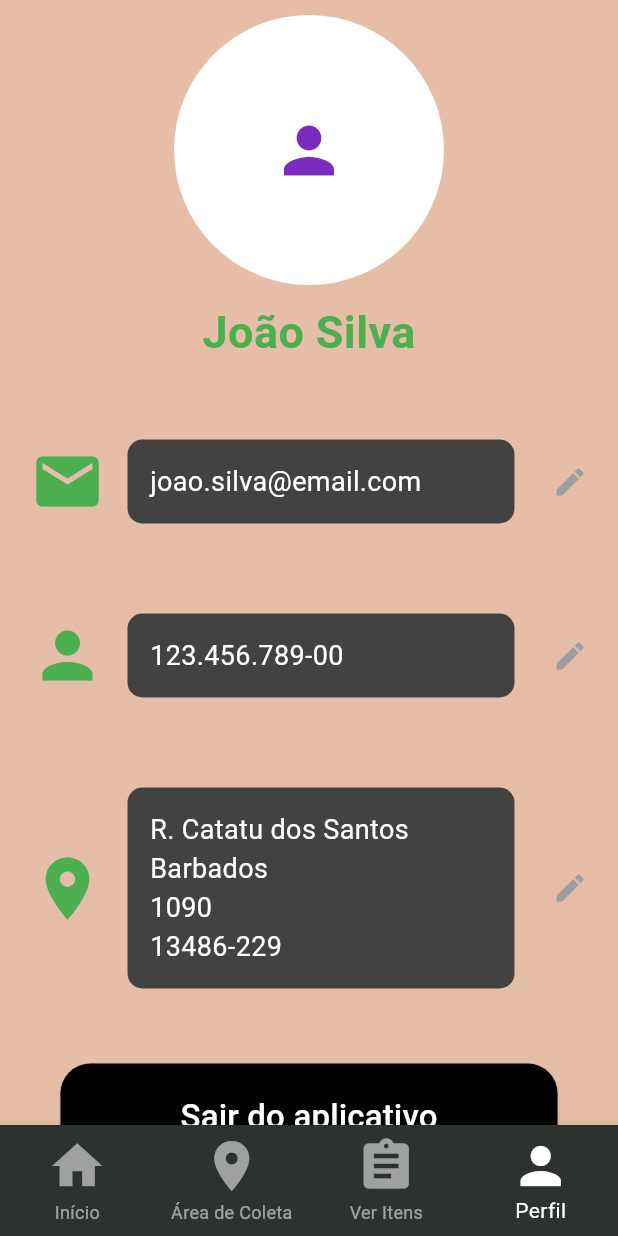
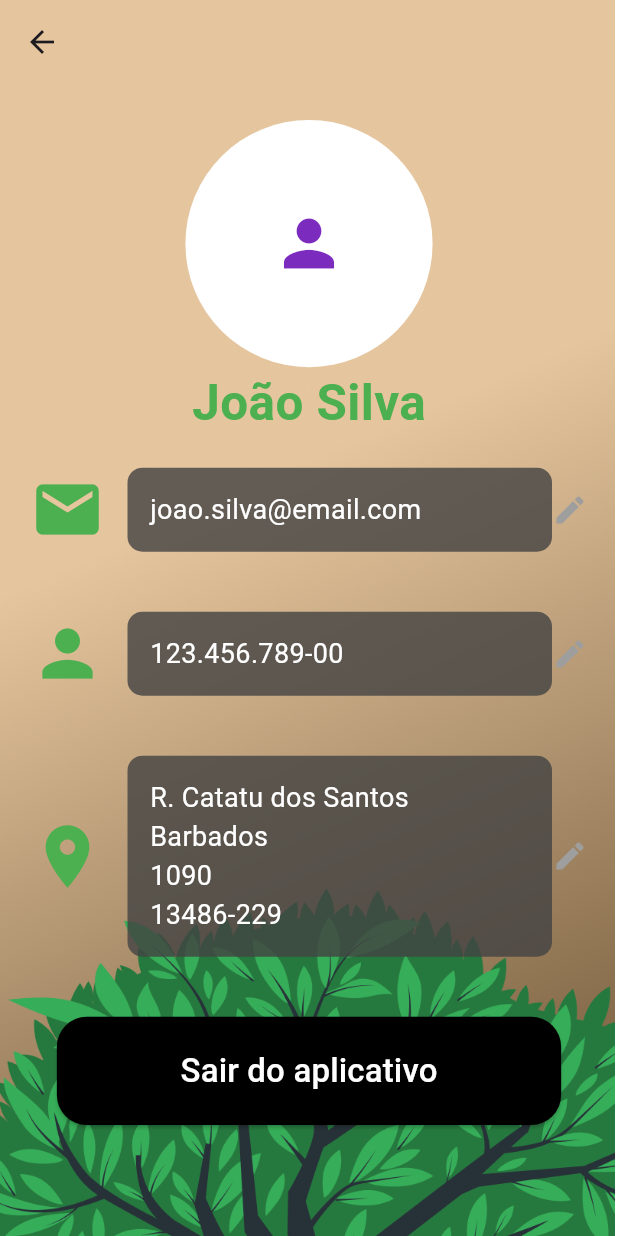
Before and after one commit to Epic-s-Projects/Recolhe.ai, a Flutter app: the screen it shows after launch, item 4 of the bottom bar chosen, on a phone screen of 412 x 824 dp. Run offline on Flutter 3.47's test engine with Material 3 defaults, Android fonts, the phone set to English and light mode, and no system bars; our stand-ins replace cached_network_image, cloud_firestore, firebase_auth, firebase_core, quickalert; accounts and stored records are empty.

Commit message:
arrumando layout da screen de perfil do coletor

```diff
--- a/administrador/lib/area_coleta_page.dart
+++ b/administrador/lib/area_coleta_page.dart
@@ -17,8 +17,15 @@ class _AreaColetaPageState extends State<AreaColetaPage> {
     HomeAdmPage(),
     AreaColetaPage(),
     HomeColetaPage(),
-    ProfileScreen(),
+    ProfileScreen(
+      name: "João Silva",
+      cpf: "123.456.789-00",
+      email: "joao.silva@email.com",
+      imagem: "", // Substitua por uma URL válida ou deixe vazio.
+    ),
   ];
+
+
 
   void _onItemTapped(int index) {
     if (index != _selectedIndex) {
--- a/administrador/lib/home_adm_page.dart
+++ b/administrador/lib/home_adm_page.dart
@@ -12,11 +12,18 @@ class _HomeAdmPageState extends State<HomeAdmPage> {
   int _selectedIndex = 0;
 
   final List<Widget> _pages = [
-    HomeAdmPage(), // Página inicial
-    AreaColetaPage(), // Página de Área de Coleta
-    HomeColetaPage(), // Página "Ver Itens"
-    ProfileScreen(), // Página de Perfil
+    HomeAdmPage(),
+    AreaColetaPage(),
+    HomeColetaPage(),
+    ProfileScreen(
+      name: "João Silva",
+      cpf: "123.456.789-00",
+      email: "joao.silva@email.com",
+      imagem: "", // Substitua por uma URL válida ou deixe vazio.
+    ),
   ];
+
+
 
   void _onItemTapped(int index) {
     if (index != _selectedIndex) {
--- a/administrador/lib/home_coleta_page.dart
+++ b/administrador/lib/home_coleta_page.dart
@@ -13,11 +13,18 @@ class _HomeColetaPageState extends State<HomeColetaPage> {
   bool showProductInfo = false; // Controle do estado do card.
 
   final List<Widget> _pages = [
-    HomeAdmPage(), // Página inicial
-    AreaColetaPage(), // Página de Área de Coleta
-    HomeColetaPage(), // Página atual
-    ProfileScreen(), // Página de Perfil
+    HomeAdmPage(),
+    AreaColetaPage(),
+    HomeColetaPage(),
+    ProfileScreen(
+      name: "João Silva",
+      cpf: "123.456.789-00",
+      email: "joao.silva@email.com",
+      imagem: "", // Substitua por uma URL válida ou deixe vazio.
+    ),
   ];
+
+
 
   void _onItemTapped(int index) {
     if (index != _selectedIndex) {
--- a/administrador/lib/profile_adm_page.dart
+++ b/administrador/lib/profile_adm_page.dart
@@ -1,131 +1,123 @@
 import 'package:flutter/material.dart';
-import 'home_coleta_page.dart';
-import 'area_coleta_page.dart';
-import 'home_adm_page.dart';
 
 class ProfileScreen extends StatefulWidget {
-  const ProfileScreen({super.key});
+  final String name;
+  final String cpf;
+  final String email;
+  final String imagem;
+
+  const ProfileScreen({
+    super.key,
+    required this.name,
+    required this.cpf,
+    required this.email,
+    this.imagem = "", // Define um valor padrão para imagem.
+  });
 
   @override
   State<ProfileScreen> createState() => _ProfileScreenState();
 }
 
 class _ProfileScreenState extends State<ProfileScreen> {
-  int _selectedIndex = 3; // Índice inicial para a aba "Perfil"
-
-  final List<Widget> _pages = [
-    HomeAdmPage(), // Página inicial
-    AreaColetaPage(), // Página de Área de Coleta
-    HomeColetaPage(), // Página "Ver Itens"
-    ProfileScreen(), // Página de Perfil
-  ];
-
-  void _onItemTapped(int index) {
-    if (index != _selectedIndex) {
-      Navigator.push(
-        context,
-        MaterialPageRoute(builder: (context) => _pages[index]),
-      ).then((_) {
-        setState(() {
-          _selectedIndex = index;
-        });
-      });
-    }
-  }
-
   @override
   Widget build(BuildContext context) {
+    // Obter as dimensões da tela
+    double screenWidth = MediaQuery.of(context).size.width;
+    double screenHeight = MediaQuery.of(context).size.height;
+
     return Scaffold(
-      body: SingleChildScrollView(
+      appBar: AppBar(
+        backgroundColor: Colors.transparent,
+        elevation: 0, // Remove a sombra do AppBar
+      ),
+      extendBodyBehindAppBar: true, // Faz o AppBar sobrepor o conteúdo
+      body: Container(
+        width: double.infinity,
+        height: double.infinity,
+        decoration: const BoxDecoration(
+          image: DecorationImage(
+            image: AssetImage('assets/fundoHome.png'), // Caminho da imagem
+            fit: BoxFit.cover, // Faz a imagem ocupar toda a tela
+          ),
+        ),
+        child: SingleChildScrollView(
           child: Column(
             children: [
-            Container(
-              decoration: const BoxDecoration(
-                color: Color(0xFFE6BEA8), // Background da página principal
+              const SizedBox(height: 80), // Espaço para o AppBar
+              // Avatar e Nome
+              CircleAvatar(
+                radius: screenWidth * 0.2, // Tamanho do avatar responsivo
+                backgroundColor: Colors.white,
+                child: widget.imagem.isNotEmpty
+                    ? ClipOval(
+                  child: Image.asset(
+                    widget.imagem,
+                    fit: BoxFit.cover,
+                    width: screenWidth * 0.4, // Responsivo
+                    height: screenWidth * 0.4, // Responsivo
                   ),
-              child: Column(
-                children: [
-                  const SizedBox(height: 10),
-                  CircleAvatar(
-                    radius: 90,
-                    backgroundColor: Colors.white,
-                    child: const Icon(Icons.person,
-                        size: 50, color: Color(0xFF7B2CBF)),
+                )
+                    : const Icon(
+                  Icons.person,
+                  size: 50,
+                  color: Color(0xFF7B2CBF),
                 ),
-                  const SizedBox(height: 10),
-                  const Text(
-                    "João Silva",
+              ),
+              Text(
+                widget.name,
                 style: TextStyle(
-                      fontSize: 30,
+                  fontSize: screenWidth * 0.08, // Responsivo
                   fontWeight: FontWeight.bold,
                   color: Colors.green,
                 ),
               ),
-                  const SizedBox(height: 20),
-                  infoTile(Icons.email, "joao.silva@email.com"),
-                  infoTile(Icons.person, "123.456.789-00"),
-                  infoTile(Icons.location_on,
-                      'R. Catatu dos Santos\nBarbados\n1090\n13486-229'),
-                  const SizedBox(height: 20),
+              // Informações com ícones
+              infoTile(Icons.email, widget.email),
+              infoTile(Icons.person, widget.cpf),
+              infoTile(
+                Icons.location_on,
+                'R. Catatu dos Santos\nBarbados\n1090\n13486-229',
+              ),
+              const SizedBox(height: 20), // Espaçamento antes do botão
               ElevatedButton(
                 onPressed: () {
+                  ScaffoldMessenger.of(context).showSnackBar(
+                    const SnackBar(content: Text('Desconectado com sucesso!')),
+                  );
                   Navigator.pushNamedAndRemoveUntil(
-                          context, '/login', (route) => false);
+                    context,
+                    '/login',
+                        (route) => false, // Redireciona para a página de login.
+                  );
                 },
                 style: ElevatedButton.styleFrom(
                   backgroundColor: Colors.black,
                   shape: RoundedRectangleBorder(
                     borderRadius: BorderRadius.circular(20),
                   ),
-                      padding: const EdgeInsets.symmetric(
-                          horizontal: 80, vertical: 20),
+                  padding: EdgeInsets.symmetric(
+                    horizontal: screenWidth * 0.2, // Responsivo
+                    vertical: screenHeight * 0.025, // Responsivo
+                  ),
                 ),
                 child: const Text(
                   'Sair do aplicativo',
                   style: TextStyle(
                     color: Colors.white,
-                        fontSize: 22,
+                    fontSize: 22, // Alteração do tamanho da fonte
                   ),
                 ),
               ),
             ],
           ),
         ),
-          ],
-        ),
-      ),
-      bottomNavigationBar: BottomNavigationBar(
-        backgroundColor: const Color.fromARGB(255, 46, 50, 46),
-        selectedItemColor: Colors.white,
-        unselectedItemColor: Colors.white54,
-        type: BottomNavigationBarType.fixed,
-        currentIndex: _selectedIndex,
-        onTap: _onItemTapped,
-        items: const [
-          BottomNavigationBarItem(
-            icon: Icon(Icons.home, size: 40),
-            label: 'Início',
-          ),
-          BottomNavigationBarItem(
-            icon: Icon(Icons.location_on, size: 40),
-            label: 'Área de Coleta',
-          ),
-          BottomNavigationBarItem(
-            icon: Icon(Icons.assignment, size: 40),
-            label: 'Ver Itens',
-          ),
-          BottomNavigationBarItem(
-            icon: Icon(Icons.person, size: 40),
-            label: 'Perfil',
-          ),
-        ],
       ),
     );
   }
 
   Widget infoTile(IconData icon, String text) {
     return Padding(
-      padding: const EdgeInsets.symmetric(vertical: 30, horizontal: 20),
+      padding: const EdgeInsets.symmetric(vertical: 20, horizontal: 20),
       child: Row(
         children: [
           Icon(icon, color: Colors.green, size: 50),
@@ -134,7 +126,8 @@ class _ProfileScreenState extends State<ProfileScreen> {
             child: Container(
               padding: const EdgeInsets.all(15),
               decoration: BoxDecoration(
-                color: Colors.grey.shade800,
+                color:
+                Colors.grey.shade800.withOpacity(0.8), // Opacidade no fundo
                 borderRadius: BorderRadius.circular(10),
               ),
               child: Text(
@@ -144,8 +137,7 @@ class _ProfileScreenState extends State<ProfileScreen> {
               ),
             ),
           ),
-          const SizedBox(width: 25),
-          Icon(Icons.edit, color: Colors.grey),
+          const Icon(Icons.edit, color: Colors.grey),
         ],
       ),
     );
```
Lines whose indentation alone changed are shown as unchanged.
